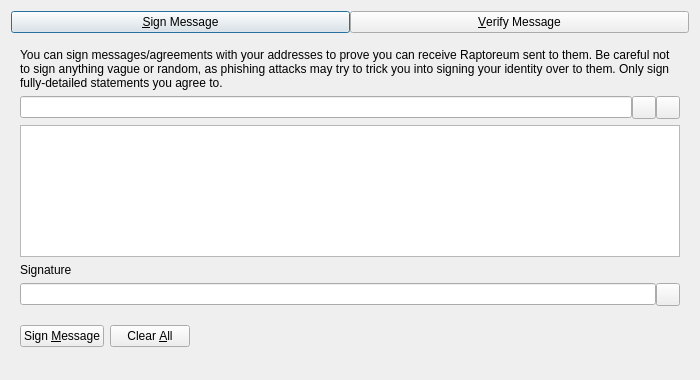
Before: the Qt Designer form src/qt/forms/signverifymessagedialog.ui in stabner/HashmonkeyCoin, drawn with Qt 5.
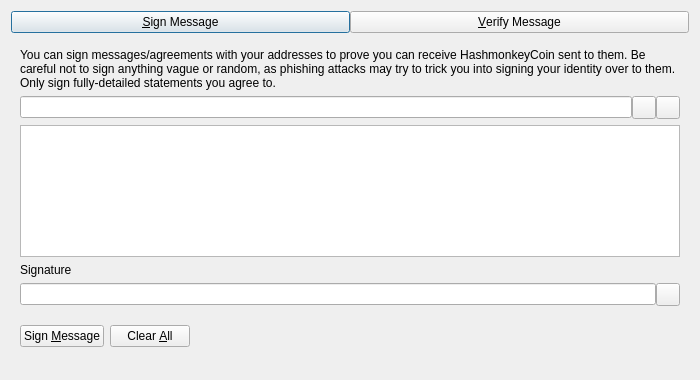
After: the same form once the commit is applied. Custom widgets are drawn as their Qt base class.

Commit message: Replace all Raptoreum references with HashmonkeyCoin in Qt GUI files

```diff
--- a/src/qt/forms/signverifymessagedialog.ui
+++ b/src/qt/forms/signverifymessagedialog.ui
@@ -63,7 +63,7 @@
        <item>
         <widget class="QLabel" name="infoLabel_SM">
          <property name="text">
-          <string>You can sign messages/agreements with your addresses to prove you can receive Raptoreum sent to them. Be careful not to sign anything vague or random, as phishing attacks may try to trick you into signing your identity over to them. Only sign fully-detailed statements you agree to.</string>
+          <string>You can sign messages/agreements with your addresses to prove you can receive HashmonkeyCoin sent to them. Be careful not to sign anything vague or random, as phishing attacks may try to trick you into signing your identity over to them. Only sign fully-detailed statements you agree to.</string>
          </property>
          <property name="textFormat">
           <enum>Qt::PlainText</enum>
```
Left out of the diff: 8 changed lines with no effect on the pictures. The commit also changes 24 other files.
